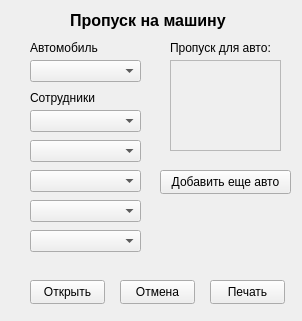
First picture: the form in my_helper/notebook/designer_ui/pass_auto.ui, repository SmolPO/vertical, before the edit.
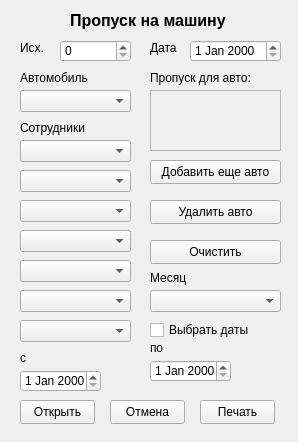
Second picture: the form after the edit.

```diff
--- a/my_helper/notebook/designer_ui/pass_auto.ui
+++ b/my_helper/notebook/designer_ui/pass_auto.ui
@@ -6,8 +6,8 @@
    <rect>
     <x>0</x>
     <y>0</y>
-    <width>302</width>
-    <height>321</height>
+    <width>298</width>
+    <height>442</height>
    </rect>
   </property>
   <property name="windowTitle">
@@ -35,8 +35,8 @@
   <widget class="QPushButton" name="b_ok">
    <property name="geometry">
     <rect>
-     <x>210</x>
-     <y>280</y>
+     <x>200</x>
+     <y>400</y>
      <width>75</width>
      <height>24</height>
     </rect>
@@ -48,8 +48,8 @@
   <widget class="QPushButton" name="b_cancel">
    <property name="geometry">
     <rect>
-     <x>120</x>
-     <y>280</y>
+     <x>110</x>
+     <y>400</y>
      <width>75</width>
      <height>24</height>
     </rect>
@@ -61,8 +61,8 @@
   <widget class="QPushButton" name="b_open">
    <property name="geometry">
     <rect>
-     <x>30</x>
-     <y>280</y>
+     <x>20</x>
+     <y>400</y>
      <width>75</width>
      <height>24</height>
     </rect>
@@ -74,8 +74,8 @@
   <widget class="QComboBox" name="cb_auto">
    <property name="geometry">
     <rect>
-     <x>30</x>
-     <y>60</y>
+     <x>20</x>
+     <y>90</y>
      <width>111</width>
      <height>22</height>
     </rect>
@@ -84,8 +84,8 @@
   <widget class="QLabel" name="label_6">
    <property name="geometry">
     <rect>
-     <x>30</x>
-     <y>40</y>
+     <x>20</x>
+     <y>70</y>
      <width>81</width>
      <height>16</height>
     </rect>
@@ -97,17 +97,7 @@
   <widget class="QComboBox" name="worker_1">
    <property name="geometry">
     <rect>
-     <x>30</x>
-     <y>110</y>
-     <width>111</width>
-     <height>22</height>
-    </rect>
-   </property>
-  </widget>
-  <widget class="QComboBox" name="worker_2">
-   <property name="geometry">
-    <rect>
-     <x>30</x>
+     <x>20</x>
      <y>140</y>
      <width>111</width>
      <height>22</height>
@@ -117,7 +107,7 @@
   <widget class="QComboBox" name="worker_3">
    <property name="geometry">
     <rect>
-     <x>30</x>
+     <x>20</x>
      <y>170</y>
      <width>111</width>
      <height>22</height>
@@ -127,7 +117,7 @@
   <widget class="QComboBox" name="worker_4">
    <property name="geometry">
     <rect>
-     <x>30</x>
+     <x>20</x>
      <y>200</y>
      <width>111</width>
      <height>22</height>
@@ -137,18 +127,28 @@
   <widget class="QComboBox" name="worker_5">
    <property name="geometry">
     <rect>
-     <x>30</x>
+     <x>20</x>
      <y>230</y>
      <width>111</width>
      <height>22</height>
     </rect>
    </property>
   </widget>
+  <widget class="QComboBox" name="driver_5">
+   <property name="geometry">
+    <rect>
+     <x>20</x>
+     <y>260</y>
+     <width>111</width>
+     <height>22</height>
+    </rect>
+   </property>
+  </widget>
   <widget class="QLabel" name="label_2">
    <property name="geometry">
     <rect>
-     <x>30</x>
-     <y>90</y>
+     <x>20</x>
+     <y>120</y>
      <width>81</width>
      <height>16</height>
     </rect>
@@ -160,8 +160,8 @@
   <widget class="QPushButton" name="add_auto">
    <property name="geometry">
     <rect>
-     <x>160</x>
-     <y>170</y>
+     <x>150</x>
+     <y>160</y>
      <width>131</width>
      <height>24</height>
     </rect>
@@ -173,8 +173,8 @@
   <widget class="QLabel" name="label_3">
    <property name="geometry">
     <rect>
-     <x>170</x>
-     <y>40</y>
+     <x>150</x>
+     <y>70</y>
      <width>111</width>
      <height>16</height>
     </rect>
@@ -189,11 +189,185 @@
    </property>
    <property name="geometry">
     <rect>
-     <x>170</x>
-     <y>60</y>
+     <x>150</x>
+     <y>90</y>
+     <width>131</width>
+     <height>61</height>
+    </rect>
+   </property>
+  </widget>
+  <widget class="QDateEdit" name="d_from">
+   <property name="geometry">
+    <rect>
+     <x>20</x>
+     <y>370</y>
+     <width>81</width>
+     <height>22</height>
+    </rect>
+   </property>
+  </widget>
+  <widget class="QDateEdit" name="d_to">
+   <property name="geometry">
+    <rect>
+     <x>150</x>
+     <y>360</y>
+     <width>81</width>
+     <height>22</height>
+    </rect>
+   </property>
+  </widget>
+  <widget class="QComboBox" name="cb_month">
+   <property name="geometry">
+    <rect>
+     <x>150</x>
+     <y>290</y>
+     <width>131</width>
+     <height>22</height>
+    </rect>
+   </property>
+  </widget>
+  <widget class="QLabel" name="label_4">
+   <property name="geometry">
+    <rect>
+     <x>150</x>
+     <y>270</y>
+     <width>49</width>
+     <height>16</height>
+    </rect>
+   </property>
+   <property name="text">
+    <string>Месяц</string>
+   </property>
+  </widget>
+  <widget class="QCheckBox" name="cb_chouse">
+   <property name="geometry">
+    <rect>
+     <x>150</x>
+     <y>320</y>
      <width>111</width>
-     <height>91</height>
+     <height>20</height>
     </rect>
+   </property>
+   <property name="text">
+    <string>Выбрать даты</string>
+   </property>
+  </widget>
+  <widget class="QLabel" name="label_5">
+   <property name="geometry">
+    <rect>
+     <x>20</x>
+     <y>350</y>
+     <width>49</width>
+     <height>16</height>
+    </rect>
+   </property>
+   <property name="text">
+    <string>с</string>
+   </property>
+  </widget>
+  <widget class="QLabel" name="label_7">
+   <property name="geometry">
+    <rect>
+     <x>150</x>
+     <y>340</y>
+     <width>49</width>
+     <height>16</height>
+    </rect>
+   </property>
+   <property name="text">
+    <string>по</string>
+   </property>
+  </widget>
+  <widget class="QComboBox" name="driver_6">
+   <property name="geometry">
+    <rect>
+     <x>20</x>
+     <y>290</y>
+     <width>111</width>
+     <height>22</height>
+    </rect>
+   </property>
+  </widget>
+  <widget class="QComboBox" name="driver_7">
+   <property name="geometry">
+    <rect>
+     <x>20</x>
+     <y>320</y>
+     <width>111</width>
+     <height>22</height>
+    </rect>
+   </property>
+  </widget>
+  <widget class="QDateEdit" name="d_note">
+   <property name="geometry">
+    <rect>
+     <x>190</x>
+     <y>40</y>
+     <width>91</width>
+     <height>22</height>
+    </rect>
+   </property>
+  </widget>
+  <widget class="QSpinBox" name="number">
+   <property name="geometry">
+    <rect>
+     <x>60</x>
+     <y>40</y>
+     <width>71</width>
+     <height>22</height>
+    </rect>
+   </property>
+  </widget>
+  <widget class="QLabel" name="label_8">
+   <property name="geometry">
+    <rect>
+     <x>20</x>
+     <y>40</y>
+     <width>31</width>
+     <height>16</height>
+    </rect>
+   </property>
+   <property name="text">
+    <string>Исх.</string>
+   </property>
+  </widget>
+  <widget class="QLabel" name="label_9">
+   <property name="geometry">
+    <rect>
+     <x>150</x>
+     <y>40</y>
+     <width>31</width>
+     <height>16</height>
+    </rect>
+   </property>
+   <property name="text">
+    <string>Дата</string>
+   </property>
+  </widget>
+  <widget class="QPushButton" name="b_kill">
+   <property name="geometry">
+    <rect>
+     <x>150</x>
+     <y>200</y>
+     <width>131</width>
+     <height>24</height>
+    </rect>
+   </property>
+   <property name="text">
+    <string>Удалить авто</string>
+   </property>
+  </widget>
+  <widget class="QPushButton" name="b_clean">
+   <property name="geometry">
+    <rect>
+     <x>150</x>
+     <y>240</y>
+     <width>131</width>
+     <height>24</height>
+    </rect>
+   </property>
+   <property name="text">
+    <string>Очистить</string>
    </property>
   </widget>
  </widget>
```
Left out of the diff: 8 changed lines with no effect on the pictures.
